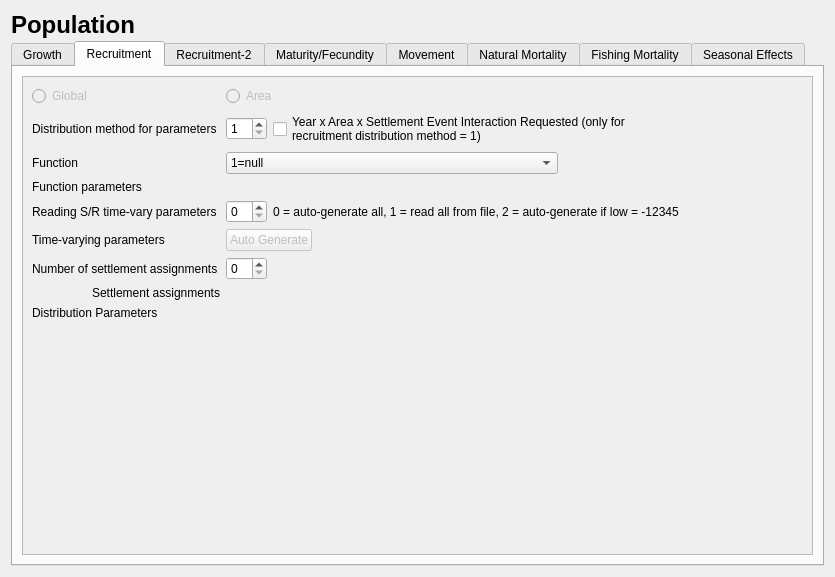
This is src/population_widget.ui in nmfs-ost/ss3-ssi as Qt 5 draws it before an edit. The edited form follows.
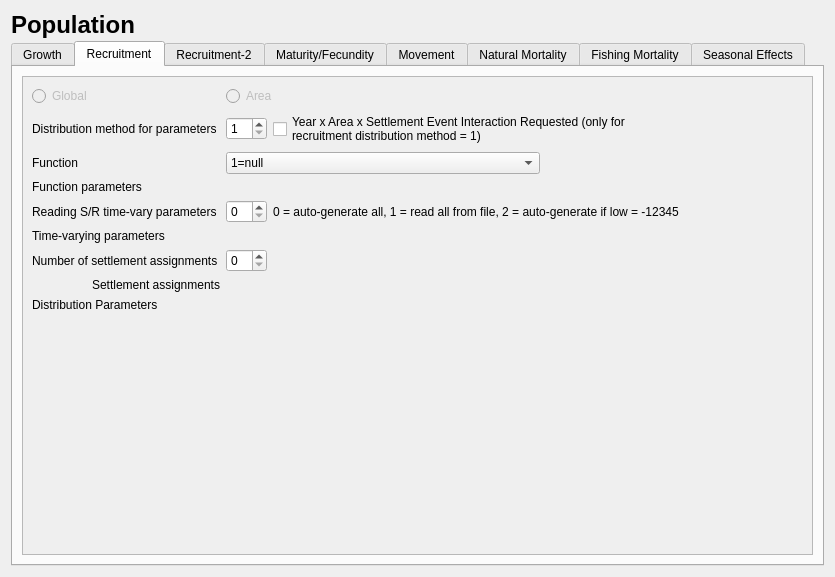
This is the edited form. The open tabs and pages were chosen to show the change. Icons and pictures are not drawn.

Commit message: v3.3.15b Reworked Recruitment internally so that number of parameters is set correctly and time vary params show.

```diff
--- a/src/population_widget.ui
+++ b/src/population_widget.ui
@@ -604,16 +604,6 @@
                </property>
               </widget>
              </item>
-             <item row="8" column="1" colspan="2">
-              <widget class="QPushButton" name="pushButton_recr_time_vary_autogen">
-               <property name="enabled">
-                <bool>false</bool>
-               </property>
-               <property name="text">
-                <string>Auto Generate</string>
-               </property>
-              </widget>
-             </item>
              <item row="10" column="4">
               <spacer name="horizontalSpacer_18">
                <property name="orientation">
```
Left out of the diff: 6 changed lines with no effect on the pictures. The commit also changes 14 other files.
